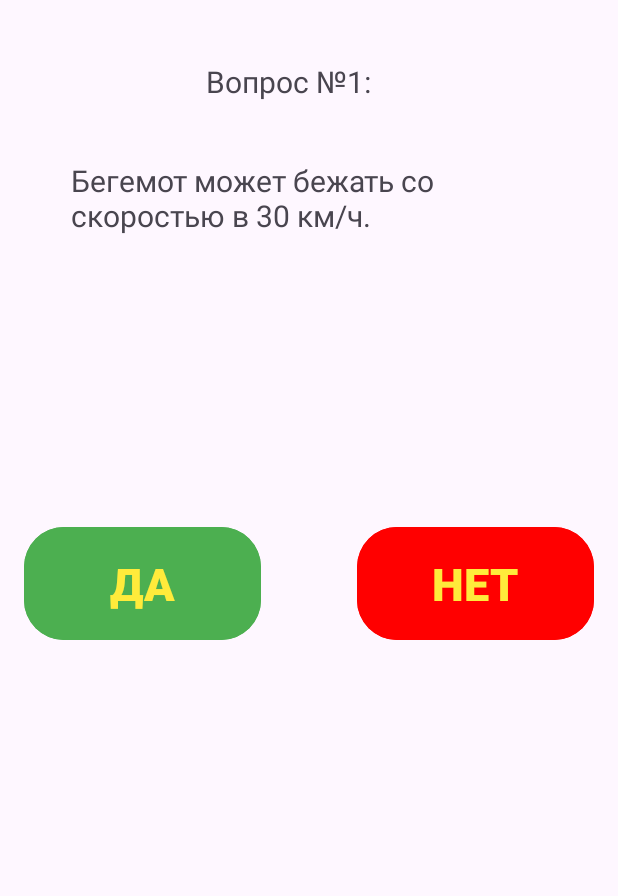
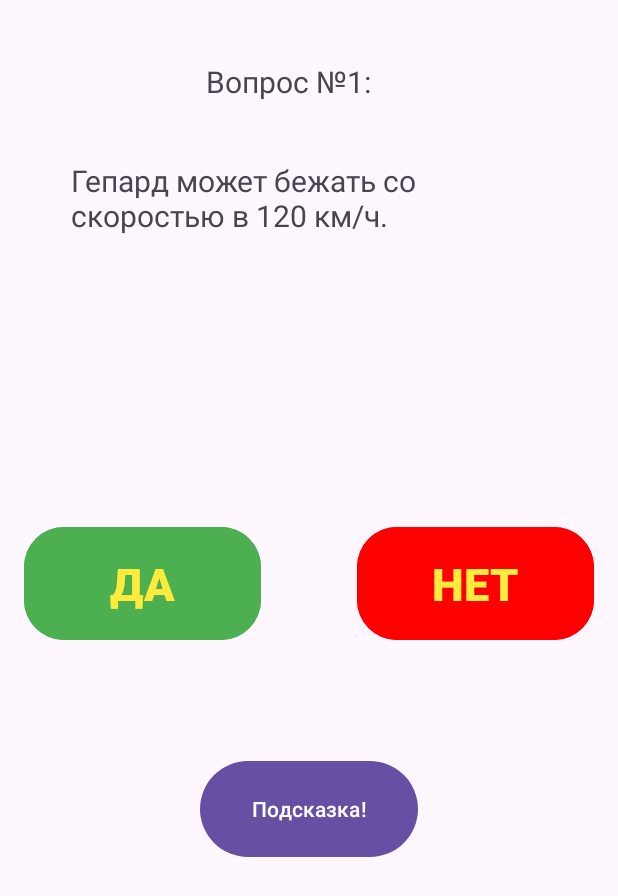
Before and after one commit to Trebulkins/Lab4_Mobile, an Android app: the screen it shows after launch (MainActivity), on a phone screen of 412 x 824 dp. Shown: the top 896 px of the screen. Run offline under Robolectric (Android 15) with nearby library versions, the phone set to English and light mode, and no system bars.

Commit message:
hint update

```diff
--- a/app/src/main/java/com/example/lab4_mobile/MainActivity.kt
+++ b/app/src/main/java/com/example/lab4_mobile/MainActivity.kt
@@ -22,13 +22,25 @@ class MainActivity : AppCompatActivity() {
             v.setPadding(systemBars.left, systemBars.top, systemBars.right, systemBars.bottom)
             insets
         }
+        val hints = listOf(
+            "Гепард бегает со скоростью Scripps-Booth Bi-Autog 1912 года.",
+            "Плотность населения в Красноярске - 2765 чел/км2.",
+            "Снежный барс - вымирающий вид животного.",
+            "У Ryzen 5 5500 12 потоков.",
+            "Звезды на флаге США обозначают штаты страны.",
+            "Карбонат натрия называют кальцинированной содой.",
+            "На банкноте в 500 рублей написано название города - Арханьгельск.",
+            "Дельфины, так же как и киты - живородящие.",
+            "Релиз Windows XP - 25 октября 2001 года, Windows 7 - 22 октября 2009 года.",
+            "Для бейсбола используется аббревиатура MLB",
+        )
         val questions = listOf(
-            "Бегемот может бежать со скоростью в 30 км/ч.",
-            "Площадь Красноярска составляет 365 км².",
+            "Гепард может бежать со скоростью в 120 км/ч.",
+            "Площадь Красноярска равна 365 км².",
             "В Красной книге нет снежного барса.",
             "В процессоре Ryzen 5 5500 ровно 6 ядер.",
             "В США более 50 штатов.",
-            "Сода - это карбонат натрия.",
+            "Пищевая сода - это гидрокарбонат натрия.",
             "На банкноте в 500 рублей нарисован памятник Петру Великому.",
             "Дельфины относятся к классу млекопитающих.",
             "По хронологии ОС Windows, после Windows XP идет Windows 7.",
@@ -50,7 +62,9 @@ class MainActivity : AppCompatActivity() {
         val yesb = findViewById<Button>(R.id.YESbutton)
         val nob = findViewById<Button>(R.id.NObutton)
         val nextb = findViewById<Button>(R.id.NEXTbutton)
+        val hint = findViewById<Button>(R.id.HintBut1)
         val que = findViewById<TextView>(R.id.Question)
+        val hinttext = findViewById<TextView>(R.id.HintViev)
         val queN = findViewById<TextView>(R.id.TextNum)
         val restart = findViewById<TextView>(R.id.RESTARTbutton)
         val resultscr = findViewById<TextView>(R.id.ResultScreen)
@@ -59,6 +73,7 @@ class MainActivity : AppCompatActivity() {
         var score = 0
 
 
+        hinttext.visibility = View.INVISIBLE
         nextb.visibility = View.INVISIBLE
         restart.visibility = View.INVISIBLE
         resultscr.visibility = View.INVISIBLE
@@ -71,6 +86,8 @@ class MainActivity : AppCompatActivity() {
             nextb.visibility = View.VISIBLE
             yesb.visibility = View.INVISIBLE
             nob.visibility = View.INVISIBLE
+            hint.visibility = View.INVISIBLE
+            hinttext.visibility = View.INVISIBLE
         }
 
         nob.setOnClickListener {
@@ -80,12 +97,21 @@ class MainActivity : AppCompatActivity() {
             nextb.visibility = View.VISIBLE
             yesb.visibility = View.INVISIBLE
             nob.visibility = View.INVISIBLE
+            hint.visibility = View.INVISIBLE
+            hinttext.visibility = View.INVISIBLE
+        }
+
+        hint.setOnClickListener{
+            hinttext.visibility = View.VISIBLE
+            hinttext.text = hints[i]
         }
 
         nextb.setOnClickListener {
             i++
             if (i < questions.size) {
+                hint.visibility = View.VISIBLE
                 nextb.visibility = View.INVISIBLE
+                hinttext.visibility = View.INVISIBLE
                 yesb.visibility = View.VISIBLE
                 nob.visibility = View.VISIBLE
                 que.text = questions[i]
@@ -100,6 +126,8 @@ class MainActivity : AppCompatActivity() {
                 restart.visibility = View.VISIBLE
                 resultscr.text = "РЕЗУЛЬТАТ: ${score}/${questions.size}"
                 resultscr.visibility = View.VISIBLE
+                hinttext.visibility = View.INVISIBLE
+                hint.visibility = View.INVISIBLE
             }
         }
 
@@ -108,6 +136,7 @@ class MainActivity : AppCompatActivity() {
             score = 0
             que.text = questions[i]
             queN.text = "Вопрос №${i + 1}:"
+            hint.visibility = View.VISIBLE
             yesb.visibility = View.VISIBLE
             nob.visibility = View.VISIBLE
             que.visibility = View.VISIBLE
--- a/app/src/main/res/layout/activity_main.xml
+++ b/app/src/main/res/layout/activity_main.xml
@@ -112,4 +112,25 @@
         app:layout_constraintTop_toTopOf="parent"
         app:layout_constraintVertical_bias="0.468" />
 
+    <Button
+        android:id="@+id/HintBut1"
+        android:layout_width="145dp"
+        android:layout_height="72dp"
+        android:text="Подсказка!"
+        app:layout_constraintBottom_toBottomOf="parent"
+        app:layout_constraintEnd_toEndOf="parent"
+        app:layout_constraintStart_toStartOf="parent"
+        app:layout_constraintTop_toTopOf="parent"
+        app:layout_constraintVertical_bias="0.669" />
+
+    <TextView
+        android:id="@+id/HintViev"
+        android:layout_width="237dp"
+        android:layout_height="84dp"
+        android:layout_marginEnd="84dp"
+        android:layout_marginBottom="92dp"
+        android:text="-"
+        app:layout_constraintBottom_toBottomOf="parent"
+        app:layout_constraintEnd_toEndOf="parent" />
+
 </androidx.constraintlayout.widget.ConstraintLayout>
```
